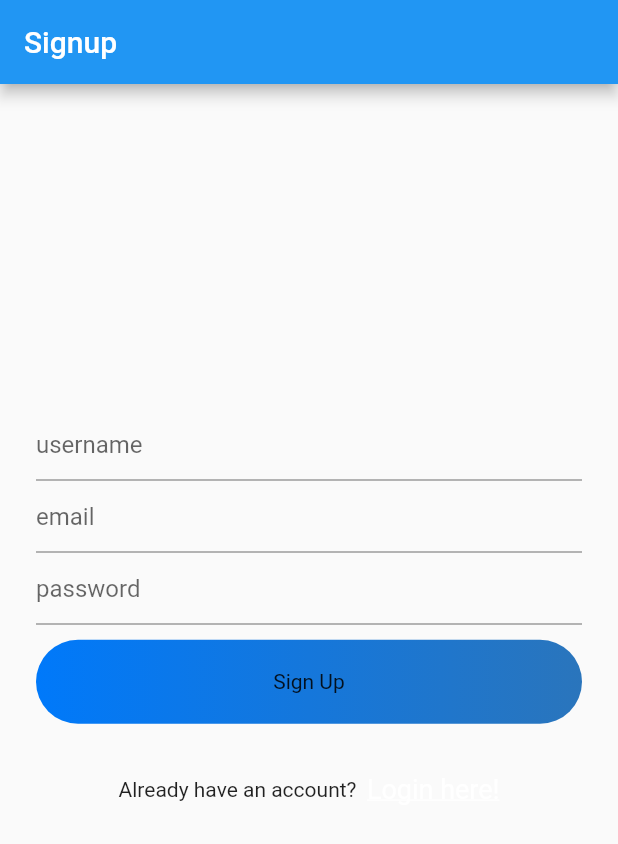
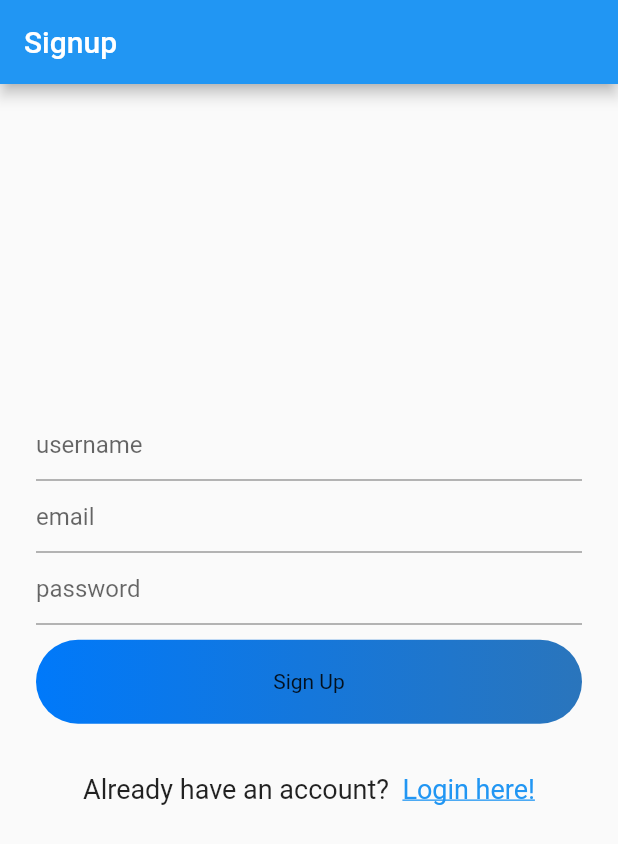
Before and after one commit to pravina5/CRM_Lead_Collection, a Flutter app: the screen it shows after launch, after a tap on "Sign Up", on a phone screen of 412 x 824 dp. Shown: the top 844 px of the screen. Run offline on Flutter 3.47's test engine with Material 2 defaults, Android fonts, the phone set to English and light mode, and no system bars; our stand-ins replace animated_splash_screen, cloud_firestore, firebase_auth, firebase_core, shared_preferences, url_launcher_web; missing offline and left inert: cloud_firestore_web, firebase_auth_web, firebase_core_web, google_sign_in_web, shared_preferences_web; accounts and stored records are empty; network calls fail.

Commit message:
signup style of text changed

```diff
--- a/lib/src/app.dart
+++ b/lib/src/app.dart
@@ -1,3 +1,5 @@
+//import 'dart:html';
+
 import 'package:animated_splash_screen/animated_splash_screen.dart';
 import 'package:crm_project/src/helper/authenticate.dart';
 import 'package:crm_project/src/helper/helperfunctions.dart';
--- a/lib/src/screens/signup.dart
+++ b/lib/src/screens/signup.dart
@@ -137,7 +137,10 @@ class _SignupState extends State<Signup> {
                       Row(
                         mainAxisAlignment: MainAxisAlignment.center,
                         children: [
-                          const Text("Already have an account?  "),
+                          const Text("Already have an account?  ",
+                          style: TextStyle(
+                            fontSize: 18,
+                          ),),
                           GestureDetector(
                             onTap: () {
                               widget.toggleView();
@@ -147,7 +150,7 @@ class _SignupState extends State<Signup> {
                               child: const Text(
                                 "Login here!",
                                 style: TextStyle(
-                                  color: Colors.white,
+                                  color: Colors.blue,
                                   fontSize: 18,
                                   decoration: TextDecoration.underline,
                                 ),
```
